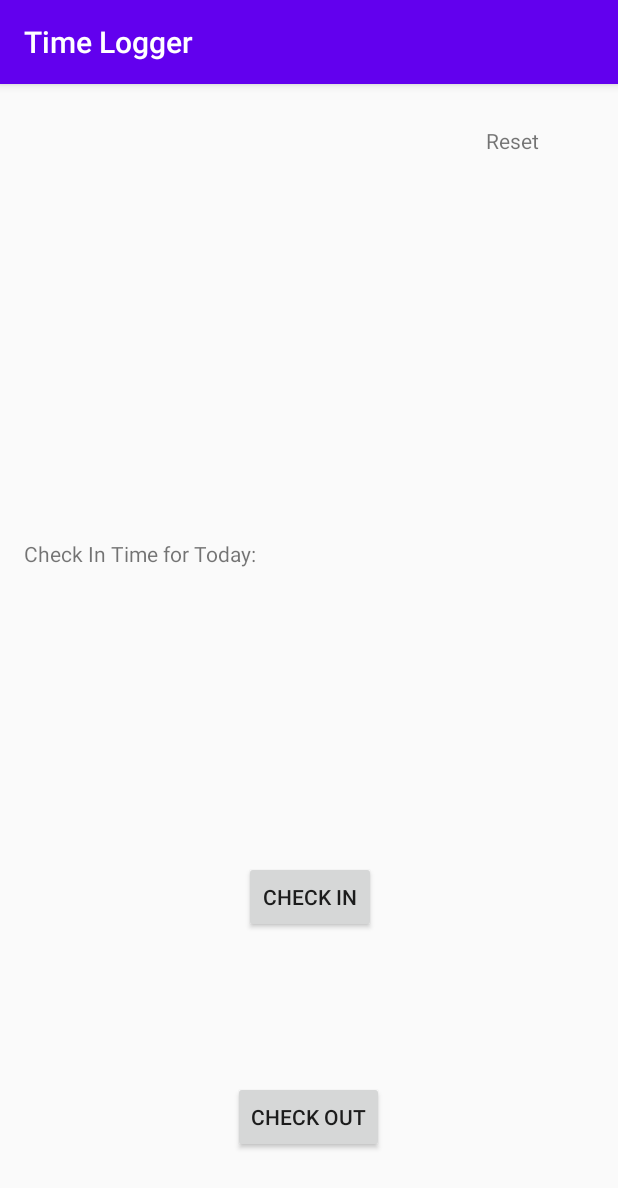
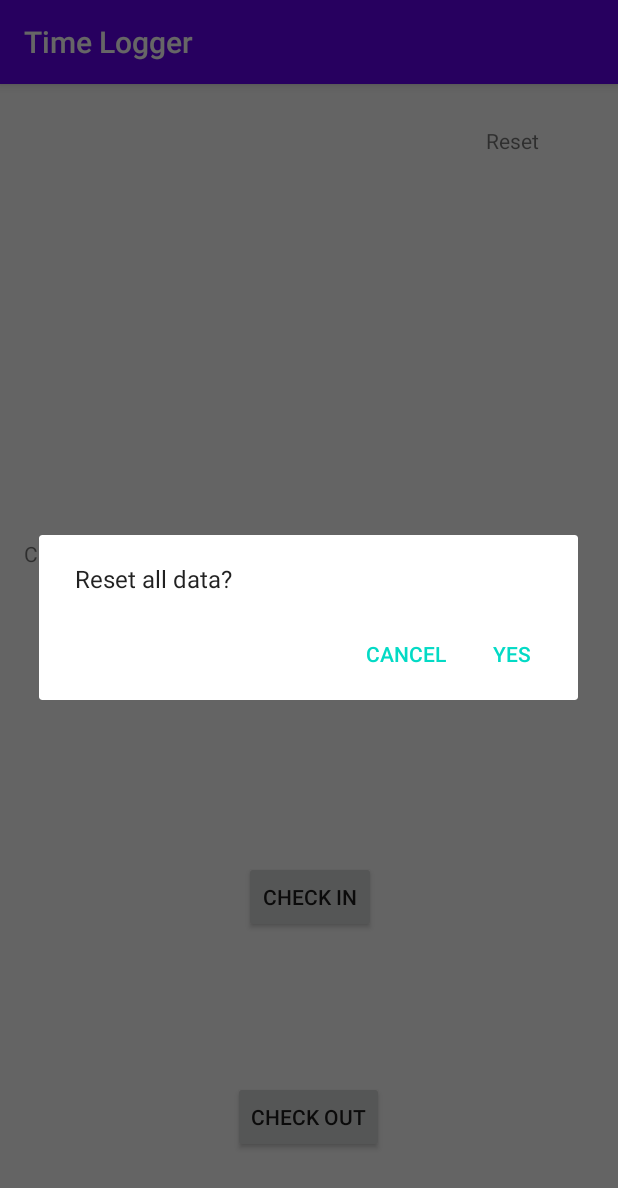
Before and after one commit to salmanrameli/timelogger-android, an Android app: the screen it shows after launch (MainActivity), after a tap on "Reset", on a phone screen of 412 x 824 dp. Shown: the top 1188 px of the screen. Run offline under Robolectric (Android 15) with nearby library versions, the phone set to English and light mode, and no system bars.

Commit message:
tambah alert dialog untuk konfirmasi reset

```diff
--- a/app/src/main/java/com/example/timelogger/MainActivity.java
+++ b/app/src/main/java/com/example/timelogger/MainActivity.java
@@ -1,8 +1,10 @@
 package com.example.timelogger;
 
+import androidx.appcompat.app.AlertDialog;
 import androidx.appcompat.app.AppCompatActivity;
 
 import android.content.Context;
+import android.content.DialogInterface;
 import android.content.SharedPreferences;
 import android.graphics.Color;
 import android.os.Bundle;
@@ -203,6 +205,13 @@ public class MainActivity extends AppCompatActivity {
         resetTextView.setOnClickListener(new View.OnClickListener() {
             @Override
             public void onClick(View v) {
+                AlertDialog.Builder alertDialogBuilder = new AlertDialog.Builder(MainActivity.this);
+
+                alertDialogBuilder.setMessage("Reset all data?");
+
+                alertDialogBuilder.setPositiveButton("Yes", new DialogInterface.OnClickListener() {
+                    @Override
+                    public void onClick(DialogInterface dialog, int which) {
                         resetCheckInTime();
 
                         resetSupposedCheckOutTime();
@@ -215,5 +224,18 @@ public class MainActivity extends AppCompatActivity {
                         Toast.makeText(MainActivity.this, "Reset success!", Toast.LENGTH_SHORT).show();
                     }
                 });
+
+                alertDialogBuilder.setNegativeButton("Cancel", new DialogInterface.OnClickListener() {
+                    @Override
+                    public void onClick(DialogInterface dialog, int which) {
+
+                    }
+                });
+
+                AlertDialog dialog = alertDialogBuilder.create();
+
+                dialog.show();
+            }
+        });
     }
 }
```
Lines whose indentation alone changed are shown as unchanged.
